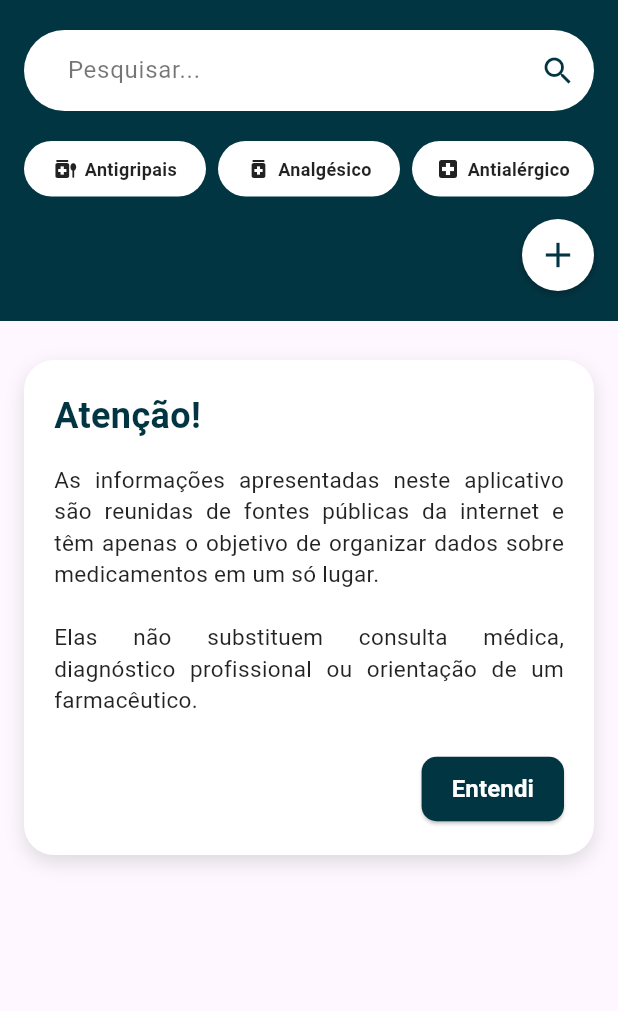
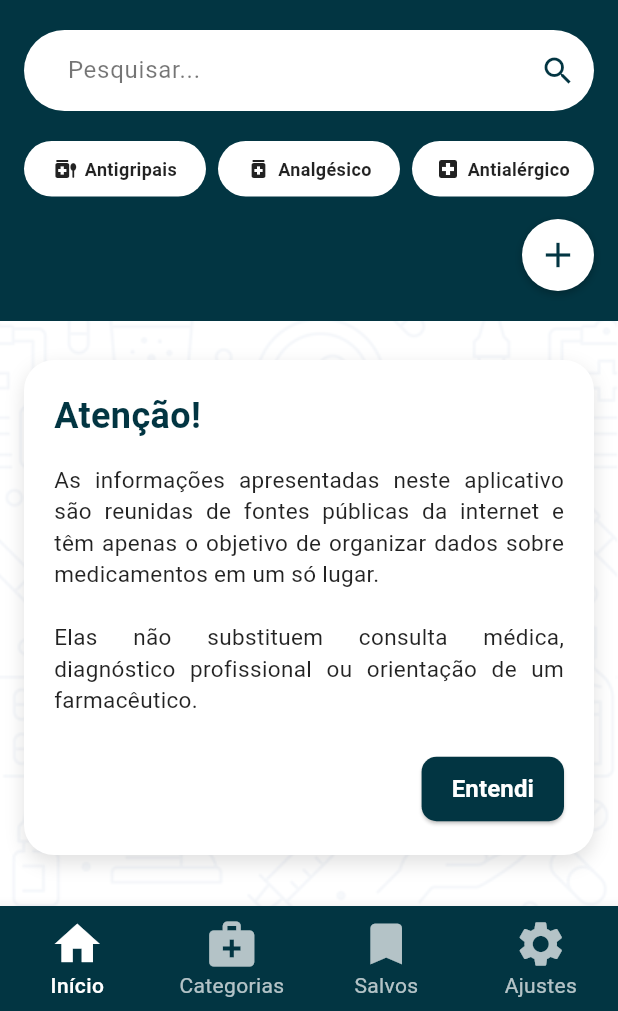
Before and after one commit to LuanVinii/MedInfo, a Flutter app: the HomeView screen opened directly, on a phone screen of 412 x 824 dp, the part 225-1236 px from its top. Run offline on Flutter 3.47's test engine with Material 3 defaults, Android fonts, the phone set to English and light mode, and no system bars; our stand-ins replace flutter_dotenv, flutter_riverpod, supabase_flutter; accounts and stored records are empty.

Commit message:
envio parcial da reestruturação

```diff
--- a/lib/main.dart
+++ b/lib/main.dart
@@ -1,6 +1,7 @@
 import 'package:flutter_dotenv/flutter_dotenv.dart';
 import 'package:flutter/material.dart';
 import 'package:flutter_riverpod/flutter_riverpod.dart';
+import 'package:medinfo/views/home.dart';
 import 'package:supabase_flutter/supabase_flutter.dart';
 
 import 'views/boot.dart';
@@ -36,7 +37,8 @@ class MainApp extends StatelessWidget {
       debugShowCheckedModeBanner: false,
       // Nome exibido em lugares do sistema
       title: 'MedInfo',
-      home: const BootView(),
+      home: HomeView(),
     );
   }
+
 }
--- a/lib/views/home.dart
+++ b/lib/views/home.dart
@@ -1,5 +1,7 @@
 import 'package:flutter/material.dart';
 import 'package:flutter_riverpod/flutter_riverpod.dart';
+import 'package:medinfo/view_models/navigation.dart';
+import 'package:medinfo/views/busca.dart';
 
 import '/widgets/globais.dart';
 
@@ -23,49 +25,23 @@ class _HomeViewState extends State<HomeView> {
     // Aqui depois você pode salvar no SharedPreferences para lembrar entre sessões
   }
 
-  @override
-  Widget build(BuildContext context) {
-    // O Scaffold é o esqueleto da tela, mas com fundo transparente
-    // Para permitir que o widget GlobalBackground apareça atrás
-    return Column(
-      children: [
-        // AppBar reutilizável do projeto
-        const UserAppBar(),
-
-        // Faixa azul do topo com o título e ícone
-        const HeaderSection(),
-
-        // Toda a parte de conteúdo abaixo pode rolar
-        Expanded(
-          child: SingleChildScrollView(
-            child: Padding(
-              padding: const EdgeInsets.all(16.0),
-
-              // Coluna principal da Home
-              child: Column(
-                crossAxisAlignment: CrossAxisAlignment.stretch,
-                children: [
-                  // Pequeno espaçamento após o header
-                  const SizedBox(height: 10),
-
-                  // Caixa do aviso ("Atenção!")
-                  DisclaimerBox(
+  Widget _paddedDisclaimerBox() => Container(
+    padding: EdgeInsets.all(16.0),
+    child: DisclaimerBox(
       isAcknowledged: _disclaimerAcknowledged,
       onAcknowledge: _acknowledgeDisclaimer,
     ),
+  );
 
-                  const SizedBox(height: 20),
+  @override
+  Widget build(BuildContext context) {
+    return AppScaffold(mainContent: [
+      HeaderSection(),
+      SizedBox(height: 10),
+      SingleChildScrollView(child: _paddedDisclaimerBox())
+    ]);
+  }
 
-                  // Aqui futuramente entram categorias, medicamentos recentes, etc.
-                  // ...
-                ],
-              ),
-            ),
-          ),
-        ),
-      ],
-    );
-  }
 }
 
 
@@ -214,9 +190,15 @@ class HeaderSection extends ConsumerWidget {
         children: [
           // Campo de pesquisa
           TextField(
+            onTap: () => ref.read(navigationViewModelProvider.notifier).changeView(BuscaView(), context),
             decoration: InputDecoration(
               hintText: 'Pesquisar...',
-              suffixIcon: const Icon(Icons.search, color: Color(0xFF023542)),
+              suffixIcon: IconButton(
+                icon: Icon(Icons.search),
+                color: Color(0xFF023542),
+                onPressed: () => ref.read(navigationViewModelProvider.notifier).changeView(BuscaView(), context),
+
+              ),
               hintStyle: const TextStyle(color: Colors.black54),
               filled: true,
               fillColor: Colors.white,
--- a/lib/widgets/globais.dart
+++ b/lib/widgets/globais.dart
@@ -1,4 +1,8 @@
 import 'package:flutter/material.dart';
+import 'package:flutter_riverpod/flutter_riverpod.dart';
+import 'package:medinfo/main.dart';
+
+import '/view_models/navigation.dart';
 
 class AppContentWrapper extends StatelessWidget {
   final double backgroundOpacity;
@@ -63,6 +67,87 @@ class UserAppBar extends StatelessWidget {
   }
 }
 
+class NavigationBar extends ConsumerWidget {
+  const NavigationBar({super.key});
+
+  @override
+  Widget build(BuildContext context, WidgetRef ref) {
+    var state = ref.watch(navigationViewModelProvider);
+    return BottomNavigationBar(
+        currentIndex: state.currentIndex,
+        backgroundColor: Color(0xFF023542),
+        selectedItemColor: Colors.white,
+        unselectedItemColor: Colors.white70,
+        selectedLabelStyle: TextStyle(
+          color: Colors.white,
+          fontSize: 14,
+          fontWeight: FontWeight.w500,
+        ),
+        unselectedLabelStyle: TextStyle(
+          color: Colors.white70,
+          fontSize: 14,
+        ),
+        type: BottomNavigationBarType.fixed, // Importante para mais de 3 itens
+        onTap: (index) {
+          ref.read(navigationViewModelProvider.notifier).navigateByIndex(index, context);
+        },
+        items: [
+          BottomNavigationBarItem(
+            icon: Icon(Icons.home, size: 36),
+            label: 'Início',
+          ),
+          BottomNavigationBarItem(
+            icon: Icon(Icons.medical_services, size: 36),
+            label: 'Categorias',
+          ),
+          BottomNavigationBarItem(
+            icon: Icon(Icons.bookmark, size: 36),
+            label: 'Salvos',
+          ),
+          BottomNavigationBarItem(
+            icon: Icon(Icons.settings, size: 36),
+            label: 'Ajustes',
+          )
+        ]
+    );
+  }
+
+}
+
+class AppScaffold extends StatelessWidget {
+  final List<Widget> mainContent;
+
+  const AppScaffold({super.key, this.mainContent = const []});
+
+  Widget _scrollableContent() => Expanded(
+      child: SingleChildScrollView(
+        child: Column(children: mainContent))
+  );
+
+  @override
+  Widget build(BuildContext context) {
+    return AppContentWrapper(child: Scaffold(
+      backgroundColor: Colors.transparent,
+      resizeToAvoidBottomInset: true,
+
+      body: Column(children: [
+        UserAppBar(),
+        _scrollableContent()
+      ]),
+
+      bottomNavigationBar: NavigationBar()
+    ));
+  }
+}
+
+Widget loadingIndicator() {
+  return LinearProgressIndicator(
+    minHeight: 7,
+    backgroundColor: Colors.white,
+    color: Color(0xFF246678),
+  );
+}
+
 Widget mainLogo({double scale = 1}) => SizedBox(
   width: 280 * scale,
   height: 95 * scale,
```
Also changed, not shown: lib/view_models/busca.dart (added, +50 -0 lines), lib/view_models/navigation.dart (added, +49 -0 lines), lib/views/boot.dart (+1 -8 lines), lib/views/busca.dart (added, +344 -0 lines), pubspec.lock. Lines whose indentation alone changed are shown as unchanged.
